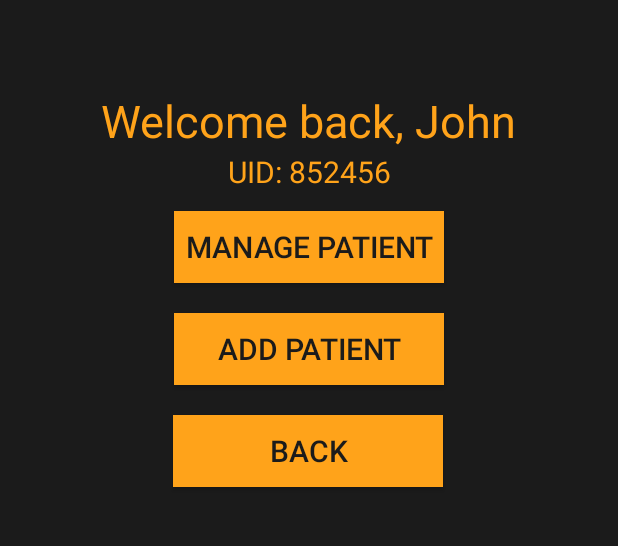
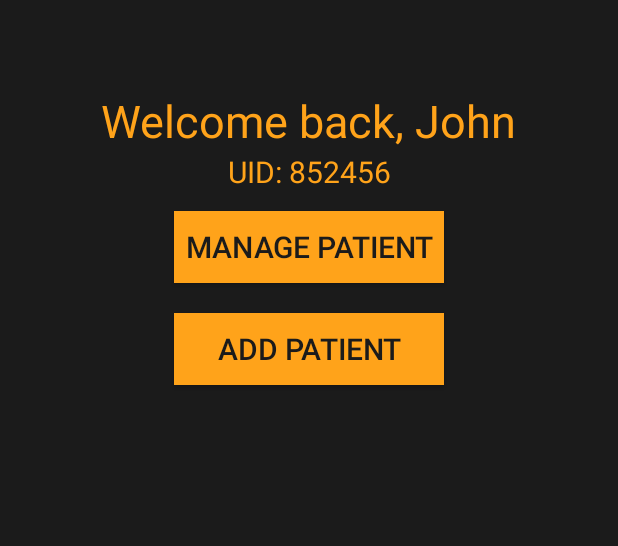
Before and after one commit to KazeShikaru/GitDrugged, an Android app: the screen it shows after launch (MainActivity), after a tap on "TEST DOCTOR ACCOUNT", on a phone screen of 412 x 824 dp, the part 497-1043 px from its top. Run offline under Robolectric (Android 15) with nearby library versions, the phone set to English and light mode, and no system bars; Roboto replaces fonts that are not available here.

```diff
--- a/app/src/main/res/layout/activity_main_doc.xml
+++ b/app/src/main/res/layout/activity_main_doc.xml
@@ -131,20 +131,5 @@
         app:layout_constraintTop_toBottomOf="@id/pad2"
         />
 
-    <Button
-        android:id="@+id/btn_back"
-        android:layout_width="180dp"
-        android:layout_height="wrap_content"
-        android:layout_marginTop="68dp"
-        android:background="@color/PHOrange"
-        android:onClick="returnToMain"
-        android:text="back"
-        android:textColor="@color/PHBlack"
-        android:textSize="20dp"
-        app:layout_constraintHorizontal_bias="0.497"
-        app:layout_constraintLeft_toLeftOf="parent"
-        app:layout_constraintRight_toRightOf="parent"
-        app:layout_constraintTop_toBottomOf="@id/pad2" />
-
 
 </androidx.constraintlayout.widget.ConstraintLayout>
```
